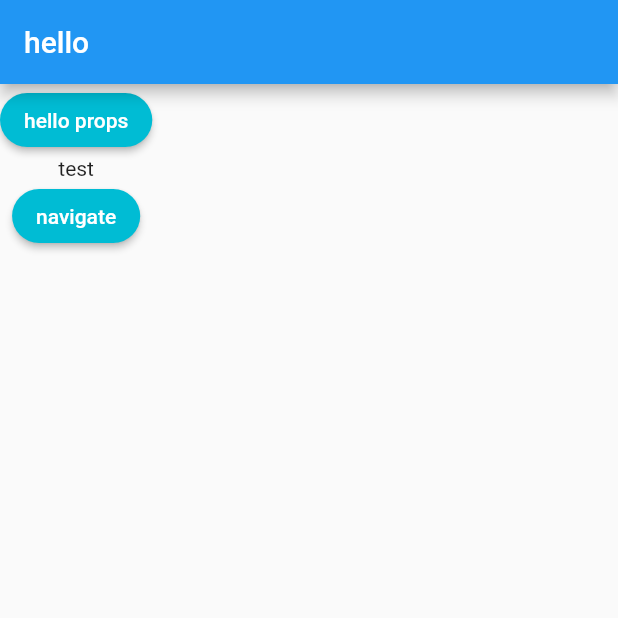
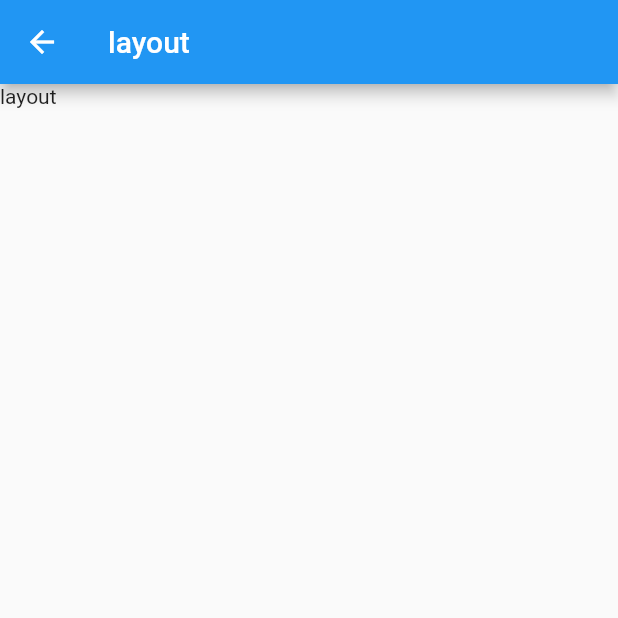
Before and after one commit to murakamiren/flutter_style, a Flutter app: the screen it shows after launch, after a tap on "navigate", on a phone screen of 412 x 824 dp, the top half of it. Run offline on Flutter 3.47's test engine with Material 2 defaults, Android fonts, the phone set to English and light mode, and no system bars.

Commit message:
navigate

```diff
--- a/lib/views/home.dart
+++ b/lib/views/home.dart
@@ -4,6 +4,7 @@ import 'package:flutter/src/foundation/key.dart';
 import 'package:flutter/src/widgets/framework.dart';
 import 'package:flutter_style/components/custom_btn.dart';
 import 'package:flutter_style/components/text_component.dart';
+import 'package:flutter_style/views/layout.dart';
 
 class HomeView extends StatelessWidget {
   const HomeView({Key? key}) : super(key: key);
@@ -24,10 +25,15 @@ class HomeView extends StatelessWidget {
             TextComponent(innerTextProp: "test"),
             CustomBtn(
               btnTitle: "navigate",
-            onPress: () {},
+              onPress: () => Navigator.of(context).push(
+                MaterialPageRoute(
+                  builder: (context) => const LayoutView(),
+                ),
+              ),
             ),
           ],
-      )),
+        ),
+      ),
     );
   }
 }
--- /dev/null
+++ b/lib/views/layout.dart
@@ -0,0 +1,15 @@
+import 'package:flutter/material.dart';
+import 'package:flutter/src/foundation/key.dart';
+import 'package:flutter/src/widgets/framework.dart';
+
+class LayoutView extends StatelessWidget {
+  const LayoutView({Key? key}) : super(key: key);
+
+  @override
+  Widget build(BuildContext context) {
+    return Scaffold(
+      appBar: AppBar(title: Text("layout")),
+      body: Text("layout"),
+    );
+  }
+}
```
Lines whose indentation alone changed are shown as unchanged.
